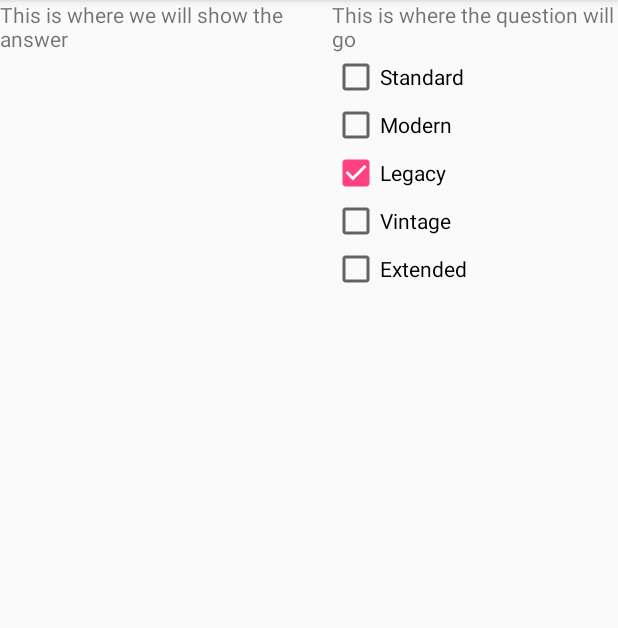
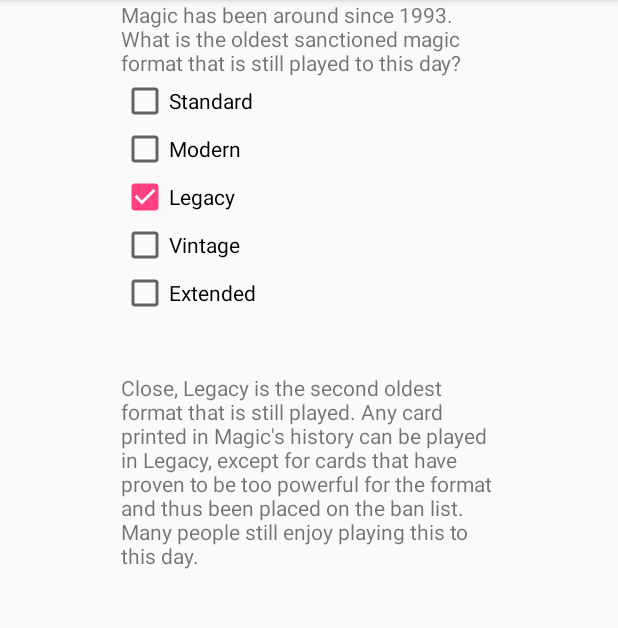
Before and after one commit to kalvin66rocks/CMPSC475, an Android app: the screen it shows after launch (MainActivity), after a tap on "Legacy", on a phone screen of 412 x 824 dp, the part 84-712 px from its top. Run offline under Robolectric (Android 15) with nearby library versions, the light colour scheme and no system bars; 2 other taps on this screen came first.

Commit message:
Completed fragment project with the exception of some minor formatting things that can be fixed later in the week

```diff
--- a/FragmentationProject/app/src/main/java/com/kalvi_000/fragmentationproject/MainActivity.java
+++ b/FragmentationProject/app/src/main/java/com/kalvi_000/fragmentationproject/MainActivity.java
@@ -4,6 +4,7 @@
 import android.os.Bundle;
 import android.util.Log;
 import android.widget.TextView;
+import android.widget.Toast;
 
 public class MainActivity extends AppCompatActivity implements selectAnswerFrag.OnItemSelectedListener {
 
@@ -17,7 +18,15 @@
     public void onAnswerItemSelected(int positiveNumber) {
         Log.d("Brenneman", Integer.toString(positiveNumber));
         showAnswerFrag showDaAnswer = (showAnswerFrag) getFragmentManager().findFragmentById(R.id.showAnswerFragLayout);
-        TextView answerViewe = (TextView)findViewById(R.id.textView2);
+        TextView answerView = (TextView)findViewById(R.id.textView2);
+
+        if(showDaAnswer != null){
+            Log.d("Brenneman","Fragment stuff");
+            showDaAnswer.setAnswerText(positiveNumber, answerView);
+        }
+        else{
+            Toast.makeText(this, "Why am I here", Toast.LENGTH_SHORT).show();
+        }
 
 
 
--- a/FragmentationProject/app/src/main/java/com/kalvi_000/fragmentationproject/showAnswerFrag.java
+++ b/FragmentationProject/app/src/main/java/com/kalvi_000/fragmentationproject/showAnswerFrag.java
@@ -22,14 +22,19 @@
     public void setAnswerText(int positiveNumber, TextView answerBox){
         switch(positiveNumber){
             case 0:
+                answerBox.setText(R.string.standard_answer);
                 break;
             case 1:
+                answerBox.setText(R.string.modern_answer);
                 break;
             case 2:
+                answerBox.setText(R.string.legacy_answer);
                 break;
             case 3:
+                answerBox.setText(R.string.vintage_answer);
                 break;
             case 4:
+                answerBox.setText(R.string.extended_answer);
                 break;
         }
     }
--- a/FragmentationProject/app/src/main/res/layout/activity_main.xml
+++ b/FragmentationProject/app/src/main/res/layout/activity_main.xml
@@ -1,5 +1,5 @@
 <?xml version="1.0" encoding="utf-8"?>
-<LinearLayout xmlns:android="http://schemas.android.com/apk/res/android"
+<RelativeLayout xmlns:android="http://schemas.android.com/apk/res/android"
     xmlns:app="http://schemas.android.com/apk/res-auto"
     xmlns:tools="http://schemas.android.com/tools"
     android:layout_width="match_parent"
@@ -11,7 +11,11 @@
         android:name="com.kalvi_000.fragmentationproject.showAnswerFrag"
         android:layout_width="wrap_content"
         android:layout_height="wrap_content"
-        android:layout_weight="1" />
+        android:layout_marginTop="37dp"
+        android:layout_weight="1"
+        tools:layout="@layout/show_answer_frag"
+        android:layout_below="@+id/fragmentButtons"
+        android:layout_alignStart="@+id/fragmentButtons" />
 
     <fragment
         android:id="@+id/fragmentButtons"
@@ -21,6 +25,7 @@
         android:layout_height="wrap_content"
         android:layout_weight="1"
         tools:layout="@layout/select_answer_frag"
-        />
+        android:layout_alignParentTop="true"
+        android:layout_centerHorizontal="true" />
 
-</LinearLayout>
+</RelativeLayout>
--- a/FragmentationProject/app/src/main/res/layout/select_answer_frag.xml
+++ b/FragmentationProject/app/src/main/res/layout/select_answer_frag.xml
@@ -6,9 +6,9 @@
 
     <TextView
         android:id="@+id/textView"
-        android:layout_width="match_parent"
+        android:layout_width="250dp"
         android:layout_height="wrap_content"
-        android:text="This is where the question will go" />
+        android:text="@string/question" />
 
     <CheckBox
         android:id="@+id/answer1"
--- a/FragmentationProject/app/src/main/res/layout/show_answer_frag.xml
+++ b/FragmentationProject/app/src/main/res/layout/show_answer_frag.xml
@@ -5,7 +5,7 @@
 
     <TextView
         android:id="@+id/textView2"
-        android:layout_width="match_parent"
+        android:layout_width="250dp"
         android:layout_height="wrap_content"
         android:text="This is where we will show the answer" />
 </LinearLayout>
--- a/FragmentationProject/app/src/main/res/values/strings.xml
+++ b/FragmentationProject/app/src/main/res/values/strings.xml
@@ -1,3 +1,9 @@
 <resources>
     <string name="app_name">Fragmentation Project</string>
+    <string name="question">Magic has been around since 1993. What is the oldest sanctioned magic format that is still played to this day?</string>
+    <string name="legacy_answer">Close, Legacy is the second oldest format that is still played. Any card printed in Magic\'s history can be played in Legacy, except for cards that have proven to be too powerful for the format and thus been placed on the ban list. Many people still enjoy playing this to this day. </string>
+    <string name="modern_answer">Modern is actually the newest sanctioned magic format. Modern was established as a way to create a new non rotating format inbetween Legacy and Extended. Any card printed from 8th edition and onward is legal, except for those cards that have proven to be too powerful and been place on the ban list.</string>
+    <string name="standard_answer">While not the newest format in Magic\'s history, Standard is a rotating format that is always using the newest cards that have been printed. Standard, unlike the other formats rarely bans cards, as cards rotate out of the format whenever newer cards are printed. There have been rare occasions where standard bans have been necessary, but they are few and far between\</string>
+    <string name="extended_answer">Extended is a format that is no longer played. Extended was a format that existed before modern that was essentially standard plus cards from a previous few years. The major problem with this format however, was that it was very unpopular amongst players. So much so in fact that it was eventually eliminated with the creation of modern. </string>
+    <string name="vintage_answer">Vintage is the oldest format in Magic\s history. This is the format were you can play any card ever printed, the only exceptions are that you can only play one of each card on the Restricted list and cards that have to deal with Ante or Dexterity are banned for tournament reasons.  </string>
 </resources>
```
